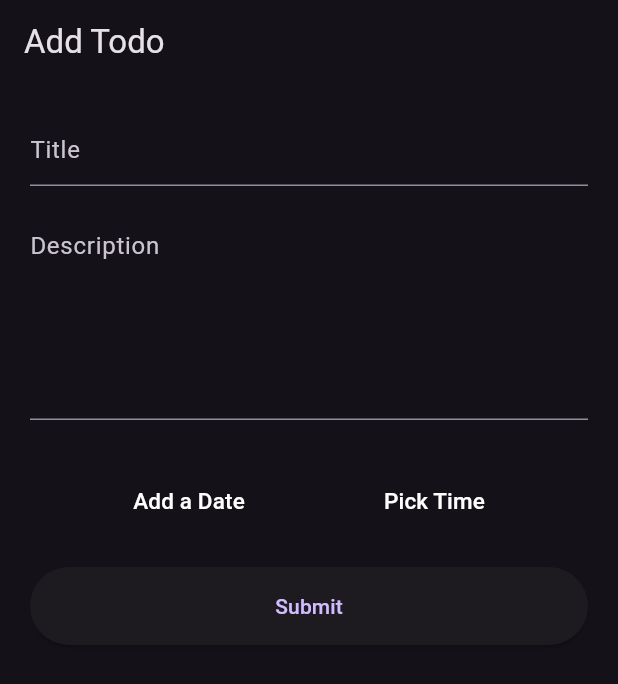
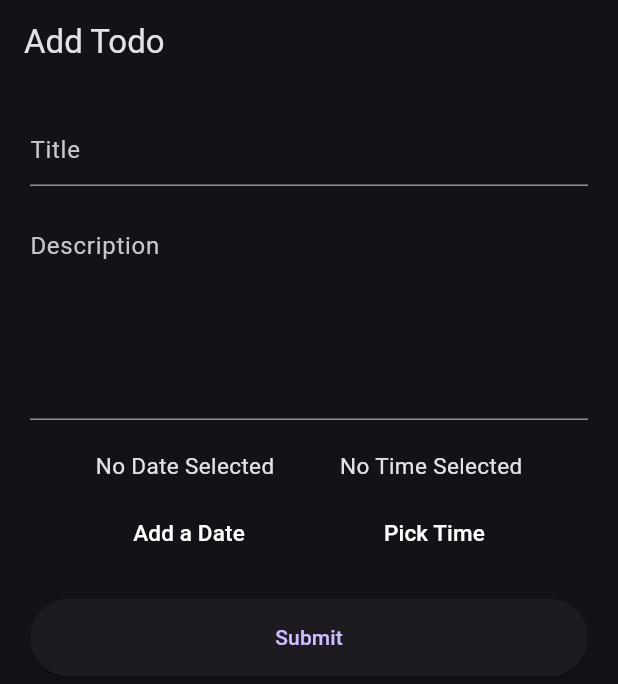
Before and after one commit to Ajwa2/todo_notify_app, a Flutter app: the AddTodoPage screen opened directly, after a tap on "Submit", on a phone screen of 412 x 824 dp. Shown: the top 684 px of the screen. Run offline on Flutter 3.47's test engine with Material 3 defaults, Android fonts, the phone set to English and light mode, and no system bars; network calls fail.

Commit message:
update on time and date selection

```diff
--- a/lib/screens/add_page.dart
+++ b/lib/screens/add_page.dart
@@ -1,4 +1,5 @@
 import 'package:flutter/material.dart';
+import 'package:intl/intl.dart';
 import 'package:todo_list_app/services/todo_service.dart';
 import 'package:todo_list_app/utils/snackbar_helper.dart';
 // import 'package:intl/intl.dart';
@@ -9,8 +10,6 @@ class AddTodoPage extends StatefulWidget {
     super.key,
     this.todo,
   });
-
-
 
   @override
   State<AddTodoPage> createState() => _AddTodoPageState();
@@ -45,33 +44,33 @@ class _AddTodoPageState extends State<AddTodoPage> {
 
   DateTime? selectedDate;
 
-  void _showDatePicker() async {
-    final DateTime? pickedDate = await showDatePicker(
-      context: context,
-      initialDate: DateTime.now(),
-      firstDate: DateTime.now(),
-      lastDate: DateTime(2100),
-    );   if (pickedDate != null) {
-      setState(() {
-        selectedDate = pickedDate;
-      });
-    }
-  }
+  // void _showDatePicker() async {
+  //   final DateTime? pickedDate = await showDatePicker(
+  //     context: context,
+  //     initialDate: DateTime.now(),
+  //     firstDate: DateTime.now(),
+  //     lastDate: DateTime(2100),
+  //   );   if (pickedDate != null) {
+  //     setState(() {
+  //       selectedDate = pickedDate;
+  //     });
+  //   }
+  // }
 
   TimeOfDay? selectedTime;
 
-  void _showTimePicker() async {
-    final TimeOfDay? pickedTime = await showTimePicker(
-      context: context,
-      initialTime: TimeOfDay.now(),
-    );
+  // void _showTimePicker() async {
+  //   final TimeOfDay? pickedTime = await showTimePicker(
+  //     context: context,
+  //     initialTime: TimeOfDay.now(),
+  //   );
 
-    if (pickedTime != null && pickedTime != selectedTime) {
-      setState(() {
-        selectedTime = pickedTime;
-      });
-    }
-  }
+  //   if (pickedTime != null && pickedTime != selectedTime) {
+  //     setState(() {
+  //       selectedTime = pickedTime;
+  //     });
+  //   }
+  // }
 //-------------------------------------------------
 //show date picker method
   // void _showTimePicker() {
@@ -128,15 +127,17 @@ class _AddTodoPageState extends State<AddTodoPage> {
             Row(
               mainAxisAlignment: MainAxisAlignment.spaceEvenly,
               children: [
-                // Text(
-                //   //_dateTime.toString(),
-                //   DateFormat.yMMMd().format(context).toString(),
-                //   style: TextStyle(fontSize: 15),
-                // ),
-                // Text(
-                //   selectedTime.format(context).toString(),
-                //   style: TextStyle(fontSize: 15),
-                // ),
+                Text(
+                  //_dateTime.toString(),
+                  //DateFormat.yMMMd().format(selectedDate!).toString(),
+                  selectedDate != null? DateFormat.yMMMd().format(selectedDate!).toString(): 'No Date Selected' ,
+                  style: TextStyle(fontSize: 15),
+                ),
+                Text(
+                  //selectedTime!.format(context).toString(),
+                  selectedTime!= null? selectedTime!.format(context).toString(): 'No Time Selected',
+                  style: TextStyle(fontSize: 15),
+                ),
               ],
             ),
             const SizedBox(
@@ -182,6 +183,32 @@ class _AddTodoPageState extends State<AddTodoPage> {
         ));
   }
 
+
+  void _showDatePicker() async {
+    final DateTime? pickedDate = await showDatePicker(
+      context: context,
+      initialDate: DateTime.now(),
+      firstDate: DateTime.now(),
+      lastDate: DateTime(2100),
+    );   if (pickedDate != null) {
+      setState(() {
+        selectedDate = pickedDate;
+      });
+    }
+  }
+
+  void _showTimePicker() async {
+    final TimeOfDay? pickedTime = await showTimePicker(
+      context: context,
+      initialTime: TimeOfDay.now(),
+    );
+    if (pickedTime != null && pickedTime != selectedTime) {
+      setState(() {
+        selectedTime = pickedTime;
+      });
+    }
+  }
+
   Future<void> updateData() async {
     final todo = widget.todo;
     if (todo == null) {
@@ -218,6 +245,8 @@ class _AddTodoPageState extends State<AddTodoPage> {
       "title": title,
       "description": description,
       "is_completed": false,
+      "dueDate":selectedDate,
+      "dueTime":selectedTime,
     };
   }
 }
--- a/lib/screens/todo_list.dart
+++ b/lib/screens/todo_list.dart
@@ -14,6 +14,8 @@ class TodoListPage extends StatefulWidget {
 class _TodoListPageState extends State<TodoListPage> {
   bool isLoading = true;
   List items = [];
+  DateTime selectedDate = DateTime.now();
+  TimeOfDay selectedTime = TimeOfDay.now();
   @override
   void initState() {
     super.initState();
@@ -51,7 +53,9 @@ class _TodoListPageState extends State<TodoListPage> {
                       index: index,
                       item: item,
                       navigateEdit: navigateToEditPage,
-                      deleteById: deleteById);
+                      deleteById: deleteById,
+                      selectedDate: selectedDate,
+                      selectedTime: selectedTime);
                 }),
           ),
         ),
--- a/lib/services/todo_service.dart
+++ b/lib/services/todo_service.dart
@@ -37,7 +37,8 @@ class TodoService {
     final url = 'https://api.nstack.in/v1/todos';
     final uri = Uri.parse(url);
     final response = await http.post(uri,
-        body: jsonEncode(body), headers: {'content-Type': 'application/json'});
+        body: jsonEncode(body),
+        headers: {'content-Type': 'application/json'});
     return response.statusCode == 201;
   }
 }
```
Also changed, not shown: lib/widget/todo_card.dart (+7 -10 lines).
